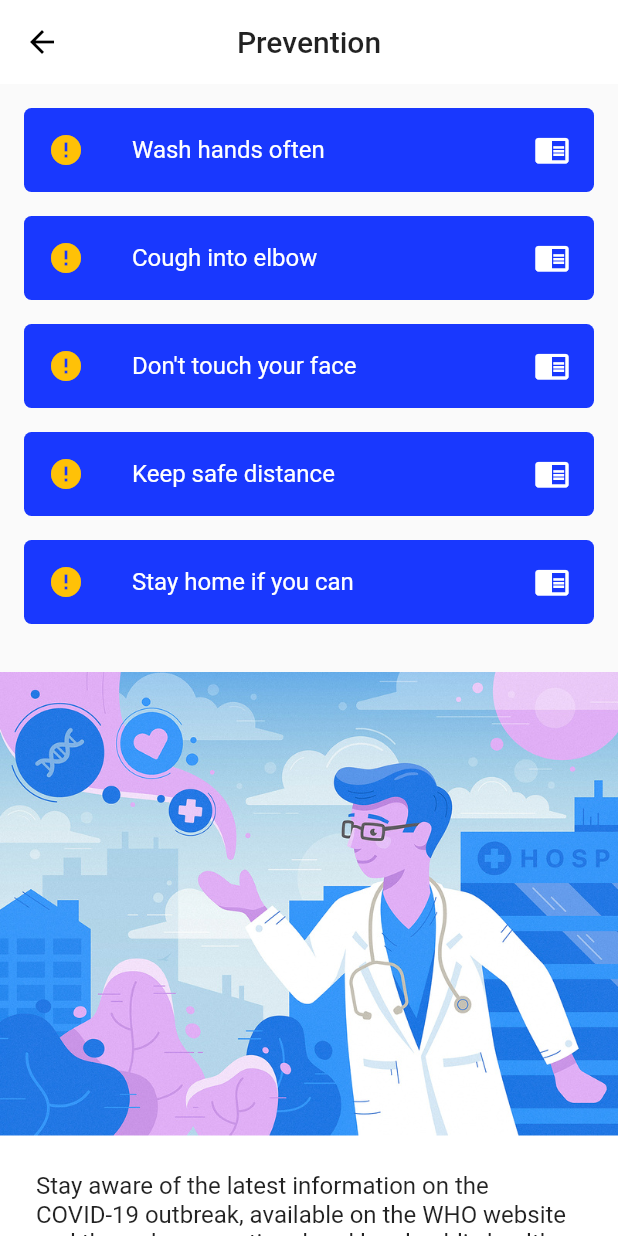
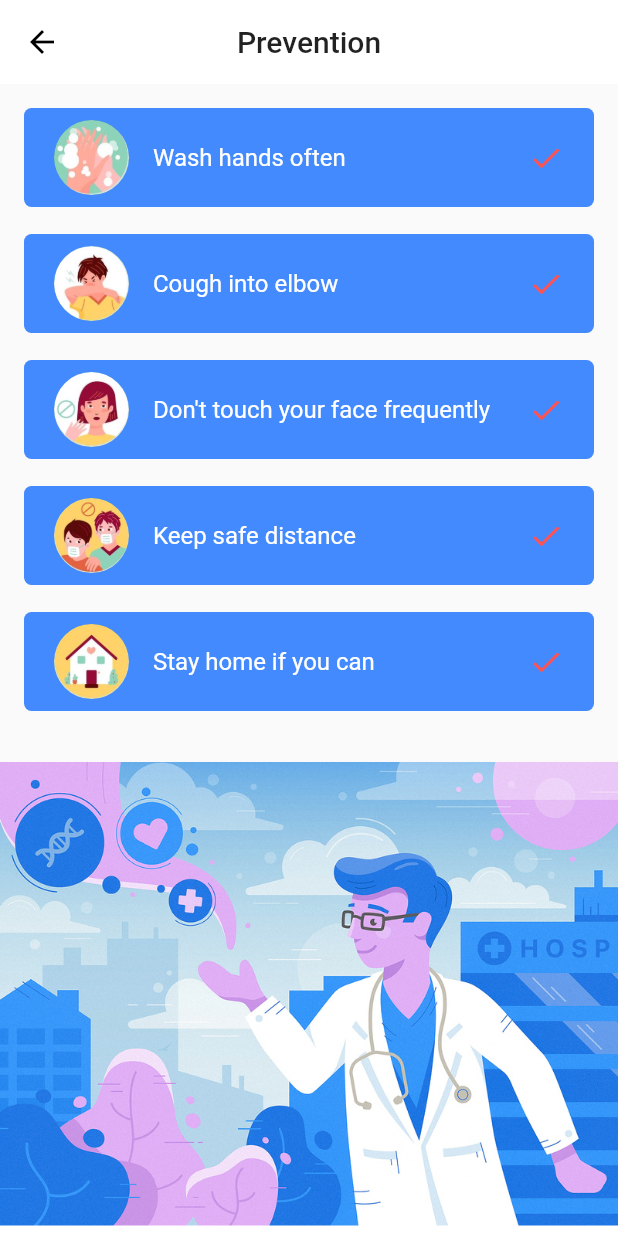
Before and after one commit to kratijain1606/Coronout, a Flutter app: the PreventionPage screen opened by its route, on a phone screen of 412 x 824 dp. Run offline on Flutter 3.47's test engine with Material 2 defaults, Android fonts, the light colour scheme and no system bars; our stand-ins replace fl_chart; network calls fail.

Commit message:
Gocorona: UI enhancements to help section

```diff
--- a/lib/Screens/PreventionPage.dart
+++ b/lib/Screens/PreventionPage.dart
@@ -11,13 +11,15 @@ class _PreventioPageState extends State<PreventionPage> {
   Widget build(BuildContext context) {
     return Scaffold(
       appBar: AppBar(
-      title: Text('Prevention',
-      style: Theme.of(context).textTheme.title,),
-       backgroundColor: Colors.white,
+        title: Text(
+          'Prevention',
+          style: Theme.of(context).textTheme.title,
+        ),
+        backgroundColor: Colors.white,
         elevation: 0.0,
         iconTheme: IconThemeData(color: Colors.black),
         centerTitle: true,
-    ),
+      ),
       body: SingleChildScrollView(
         child: Column(
           children: <Widget>[
@@ -51,7 +53,7 @@ class _PreventioPageState extends State<PreventionPage> {
                       horizontal: 16.0,
                     ),
                     decoration: BoxDecoration(
-                        color: Color(0xFF1E3CFF),
+                        color: Colors.blueAccent,
                         borderRadius: BorderRadius.circular(5.0)),
                     child: FlatButton.icon(
                         onPressed: () {
--- a/lib/Widgets/symptomsItems.dart
+++ b/lib/Widgets/symptomsItems.dart
@@ -11,20 +11,26 @@ class _SymptomsItemsState extends State<SymptomsItems> {
   Widget build(BuildContext context) {
     return Column(
       children: <Widget>[
-        getSymptomsItems(context, 'Fever'),
-        SizedBox(height: 16.0,),
-        getSymptomsItems(context, 'Cough'),
-        SizedBox(height: 16.0,),
-        getSymptomsItems(context, 'Tiredness'),
-        SizedBox(height: 16.0,),
-        getSymptomsItems(context, 'Difficulty in Breathing'),
-        SizedBox(height: 16.0,),
-
+        getSymptomsItems(context, 'High Fever', 'fever'),
+        SizedBox(
+          height: 18.0,
+        ),
+        getSymptomsItems(context, 'Dry Cough', 'drycough'),
+        SizedBox(
+          height: 18.0,
+        ),
+        getSymptomsItems(context, 'Tiredness', 'tiredness'),
+        SizedBox(
+          height: 18.0,
+        ),
+        getSymptomsItems(context, 'Difficulty in Breathing', 'shortness'),
+        SizedBox(
+          height: 18.0,
+        ),
       ],
     );
   }
 }
-
 
 class PreventionItems extends StatefulWidget {
   @override
@@ -36,31 +42,44 @@ class _PreventionItemsState extends State<PreventionItems> {
   Widget build(BuildContext context) {
     return Column(
       children: <Widget>[
-        getSymptomsItems(context, 'Wash hands often'),
-        SizedBox(height: 16.0,),
-        getSymptomsItems(context, 'Cough into elbow'),
-        SizedBox(height: 16.0,),
-        getSymptomsItems(context, "Don't touch your face"),
-        SizedBox(height: 16.0,),
-        getSymptomsItems(context, 'Keep safe distance'),
-        SizedBox(height: 16.0,),
-        getSymptomsItems(context, 'Stay home if you can'),
-        SizedBox(height: 16.0,),
-
+        getSymptomsItems(context, 'Wash hands often', 'wash'),
+        SizedBox(
+          height: 18.0,
+        ),
+        getSymptomsItems(context, 'Cough into elbow', 'elbow'),
+        SizedBox(
+          height: 18.0,
+        ),
+        getSymptomsItems(
+            context, "Don't touch your face frequently", 'notouchface'),
+        SizedBox(
+          height: 18.0,
+        ),
+        getSymptomsItems(context, 'Keep safe distance', 'safedistance'),
+        SizedBox(
+          height: 18.0,
+        ),
+        getSymptomsItems(context, 'Stay home if you can', 'home'),
+        SizedBox(
+          height: 18.0,
+        ),
       ],
     );
   }
 }
 
-Widget getSymptomsItems(BuildContext context, String text) {
+Widget getSymptomsItems(BuildContext context, String text, String imgSrc) {
   return Container(
     decoration: BoxDecoration(
-        color: Color(0xFF1938FE),
+        color: Colors.blueAccent,
         borderRadius: BorderRadius.all(Radius.circular(5.0))),
     child: ListTile(
-      leading: Icon(
-        Icons.error,
-        color: Colors.amber,
+      contentPadding: EdgeInsets.symmetric(vertical: 5, horizontal: 20),
+      leading: Container(
+        child: new CircleAvatar(
+          backgroundImage: AssetImage("assets/images/$imgSrc.JPG"),
+          radius: 25.0,
+        ),
       ),
       title: Text(
         text,
@@ -68,14 +87,14 @@ Widget getSymptomsItems(BuildContext context, String text) {
             Theme.of(context).textTheme.subhead.copyWith(color: Colors.white),
       ),
       trailing: Icon(
-        Icons.chrome_reader_mode,
-        color: Colors.white,
+        Icons.done,
+        color: Colors.redAccent,
       ),
     ),
   );
 }
 
-void launchUrl() async{
+void launchUrl() async {
   const url = 'https://www.who.int/news-room/q-a-detail/q-a-coronaviruses';
   if (await canLaunch(url)) {
     await launch(url);
--- a/lib/main.dart
+++ b/lib/main.dart
@@ -55,7 +55,7 @@ class _MyStatefulWidgetState extends State<MyStatefulWidget> {
             title: Text('Help'),
           ),
           BottomNavigationBarItem(
-            icon: Icon(Icons.navigation),
+            icon: Icon(Icons.near_me),
             title: Text('Around'),
           ),
           BottomNavigationBarItem(
```
Also changed, not shown: lib/Screens/SymptomsPage.dart (+7 -6 lines), assets/images/drycough.JPG (added), assets/images/elbow.JPG (added), assets/images/fever.JPG (added), assets/images/home.JPG (added), assets/images/notouchface.JPG (added), assets/images/safedistance.JPG (added), assets/images/shortness.JPG (added), assets/images/tiredness.JPG (added), assets/images/wash.JPG (added).
